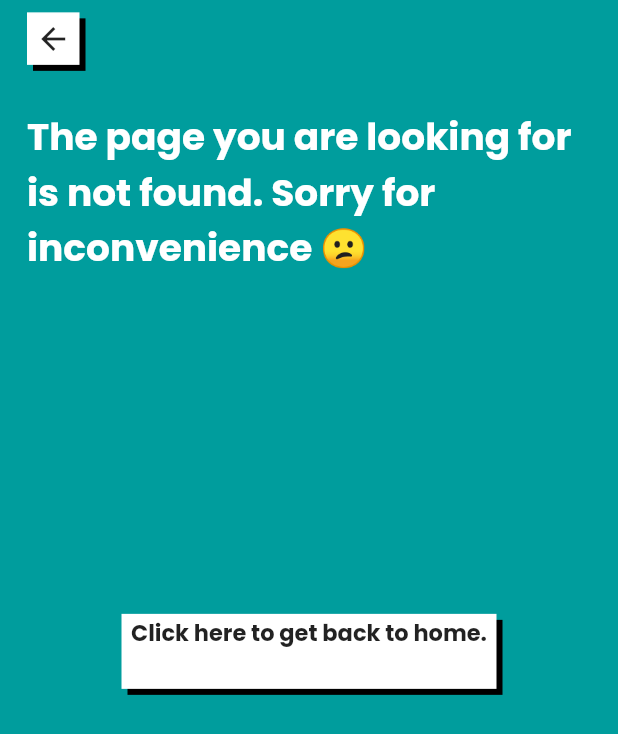
After one commit to himanshusharma89/relic_bazaar, a Flutter app: the UnknownView screen opened by its route, on a phone screen of 412 x 824 dp. The commit adds this screen. Shown: the top 734 px of the screen. Run offline on Flutter 3.47's test engine with Material 2 defaults, Android fonts, the phone set to English and light mode, and no system bars; our stand-ins replace firebase_auth, firebase_core, flutter_svg, fluttertoast, geolocator, google_fonts and 2 more; missing offline and left inert: advance_pdf_viewer, geocoder, razorpay_flutter; accounts and stored records are empty.

Commit message:
Added Unknown Screen. Fixes Issue #161

```diff
--- a/lib/helpers/constants.dart
+++ b/lib/helpers/constants.dart
@@ -23,6 +23,7 @@ class RouteConstant {
   static const String TERMS_CONDITIONS = '/terms-conditions';
   static const String PAYMENT_SUCCESSFULL = '/payment-successful';
   static const String CHANGE_USERNAME_SCREEN = '/change_username';
+  static const String UNKNOWN_VIEW = '/unknown-view';
 }
 
 class RelicColors {
--- a/lib/helpers/route_page.dart
+++ b/lib/helpers/route_page.dart
@@ -19,6 +19,7 @@ import 'package:retro_shopping/views/profile/settings/settings_view.dart';
 import 'package:retro_shopping/views/profile/wishlist.dart';
 import 'package:retro_shopping/views/search_view.dart';
 import 'package:retro_shopping/views/terms_conditions_view.dart';
+import 'package:retro_shopping/views/unknown_view.dart';
 import 'package:retro_shopping/widgets/payment/payment_successful.dart';
 import 'package:retro_shopping/widgets/product/product_page.dart';
 
@@ -108,15 +109,9 @@ class RoutePage {
         return SlideLeftRoute(
           page: TermsConditionsView(),
         );
-      //TODO: Needs to have a separate screen for this
+
       default:
-        return PageRouteBuilder<dynamic>(
-          pageBuilder:
-              (_, Animation<double> firstAni, Animation<double> secondAni) =>
-                  const SizedBox(
-            child: Text('Nothing'),
-          ),
-        );
+        return SlideLeftRoute(page: UnknownView(),);
     }
   }
 }
--- /dev/null
+++ b/lib/views/unknown_view.dart
@@ -0,0 +1,81 @@
+import 'package:flutter/material.dart';
+import 'package:retro_shopping/helpers/constants.dart';
+import 'package:retro_shopping/widgets/retro_button.dart';
+
+class UnknownView extends StatelessWidget {
+  @override
+  Widget build(BuildContext context) {
+    final double height = MediaQuery.of(context).size.height;
+    final double width = MediaQuery.of(context).size.width;
+    return Scaffold(
+      body: SafeArea(
+        child: SingleChildScrollView(
+          primary: true,
+          child: SizedBox(
+            width: width,
+            child: Padding(
+              padding: const EdgeInsets.symmetric(horizontal: 18),
+              child: Column(
+                crossAxisAlignment: CrossAxisAlignment.start,
+                children: <Widget>[
+                  SizedBox(
+                    height: height * 0.01,
+                  ),
+                  GestureDetector(
+                    onTap: () {
+                      Navigator.of(context).pop();
+                    },
+                    child: RetroButton(
+                      upperColor: Colors.white,
+                      lowerColor: Colors.black,
+                      width: 35,
+                      height: 35,
+                      borderColor: Colors.white,
+                      child: const Icon(Icons.arrow_back),
+                    ),
+                  ),
+                  const SizedBox(
+                    height: 30,
+                  ),
+                  const Text(
+                    'The page you are looking for is not found. Sorry for inconvenience 😕',
+                    style: TextStyle(
+                      color: Colors.white,
+                      fontWeight: FontWeight.bold,
+                      fontSize: 25,
+                    ),
+                  ),
+                  Center(
+                    heightFactor: 10,
+                    child: InkWell(
+                      onTap: () {
+                        Navigator.of(context).pushReplacementNamed(
+                          RouteConstant.DASHBOARD_SCREEN,
+                        );
+                      },
+                      child: RetroButton(
+                        upperColor: Colors.white,
+                        lowerColor: Colors.black,
+                        width: 250,
+                        height: 50,
+                        borderColor: Colors.white,
+                        child: const Text(
+                          'Click here to get back to home.',
+                          textAlign: TextAlign.center,
+                          style: TextStyle(
+                            fontWeight: FontWeight.bold,
+                            fontSize: 15,
+                          ),
+                        ),
+                      ),
+                    ),
+                  ),
+                ],
+              ),
+            ),
+          ),
+        ),
+      ),
+    );
+  }
+}
```
